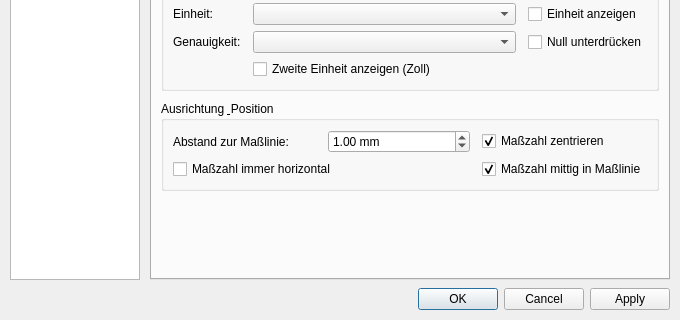
Old version of the form sources/ui/dimensionpropertiesdialog.ui in the repository qelectrotech/qelectrotech-source-mirror; both pictures show x 0 to 680 and y 200 to 520 of the 680 by 520 pixel window.
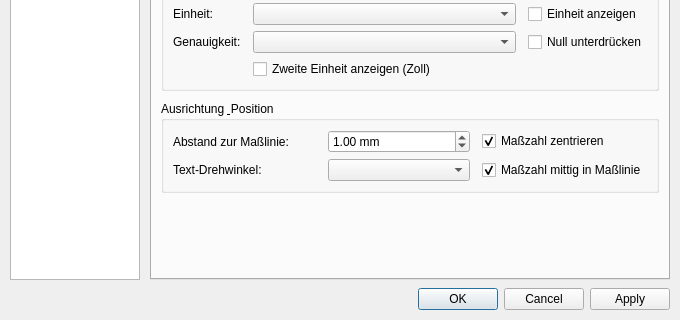
New version of the form.

Commit message: Allow text rotation (0, 90, 180, 270, 360), remove horizontal checkbox, increase max arrow size to 100, and unify vertical dimension orientation

What changed in the file:
```diff
--- a/sources/ui/dimensionpropertiesdialog.ui
+++ b/sources/ui/dimensionpropertiesdialog.ui
@@ -305,13 +305,16 @@
               </property>
              </widget>
             </item>
-            <item row="1" column="0" colspan="2">
-             <widget class="QCheckBox" name="m_text_horiz_cb">
+                        <item row="1" column="0">
+              <widget class="QLabel" name="label_text_rotation">
               <property name="text">
-               <string>Maßzahl immer horizontal</string>
+                <string>Text-Drehwinkel:</string>
               </property>
              </widget>
             </item>
+             <item row="1" column="1">
+              <widget class="QComboBox" name="m_text_rotation_cb"/>
+             </item>
             <item row="1" column="2">
              <widget class="QCheckBox" name="m_mid_line_cb">
               <property name="text">
```
Left out of the diff: 2 changed lines with no effect on the pictures. Lines whose indentation alone changed are shown as unchanged. The commit also changes 5 other files.
